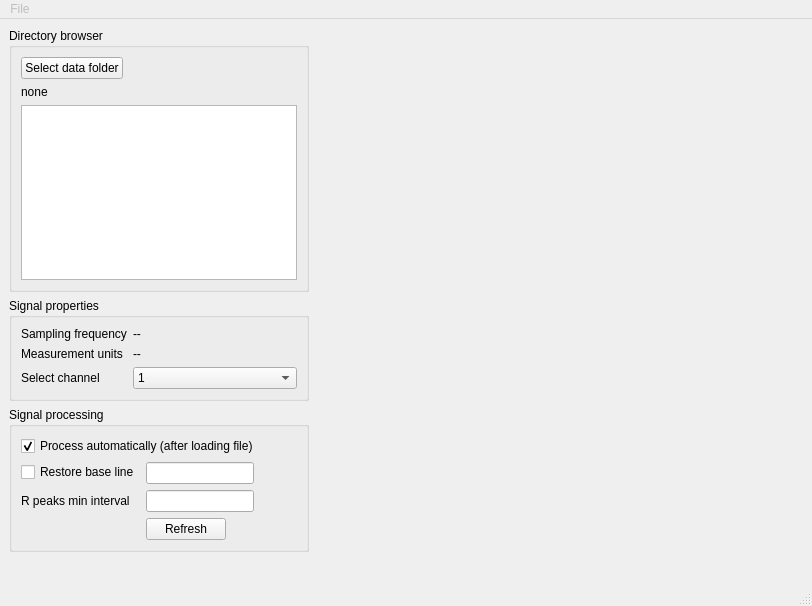
Before: the Qt Designer form heartapp_mainwindow.ui in afanasenko/ecg-hd, drawn with Qt 5.
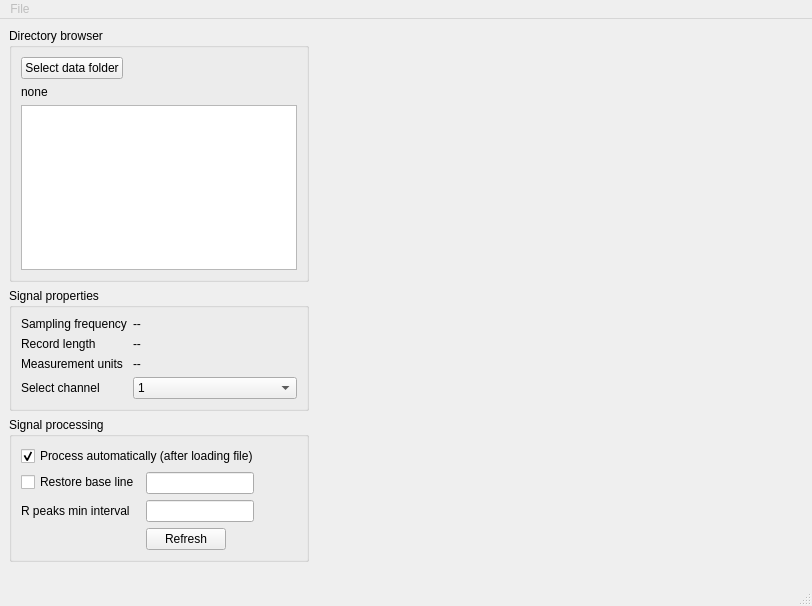
After: the same form once the commit is applied. Custom widgets are drawn as their Qt base class.

Commit message: Add signal duration indicator

The edit to the form file:
```diff
--- a/heartapp_mainwindow.ui
+++ b/heartapp_mainwindow.ui
@@ -98,14 +98,14 @@
            </property>
           </widget>
          </item>
-         <item row="2" column="0">
+         <item row="3" column="0">
           <widget class="QLabel" name="label_2">
            <property name="text">
             <string>Select channel</string>
            </property>
           </widget>
          </item>
-         <item row="2" column="1">
+         <item row="3" column="1">
           <widget class="QComboBox" name="channelsDropdown">
            <item>
             <property name="text">
@@ -114,20 +114,34 @@
            </item>
           </widget>
          </item>
-         <item row="1" column="0">
+         <item row="2" column="0">
           <widget class="QLabel" name="label">
            <property name="text">
             <string>Measurement units</string>
            </property>
           </widget>
          </item>
-         <item row="1" column="1">
+         <item row="2" column="1">
           <widget class="QLabel" name="signalUnits">
            <property name="text">
             <string>--</string>
            </property>
           </widget>
          </item>
+         <item row="1" column="0">
+          <widget class="QLabel" name="label_5">
+           <property name="text">
+            <string>Record length</string>
+           </property>
+          </widget>
+         </item>
+         <item row="1" column="1">
+          <widget class="QLabel" name="signalDuration">
+           <property name="text">
+            <string>--</string>
+           </property>
+          </widget>
+         </item>
         </layout>
        </widget>
       </item>
```
